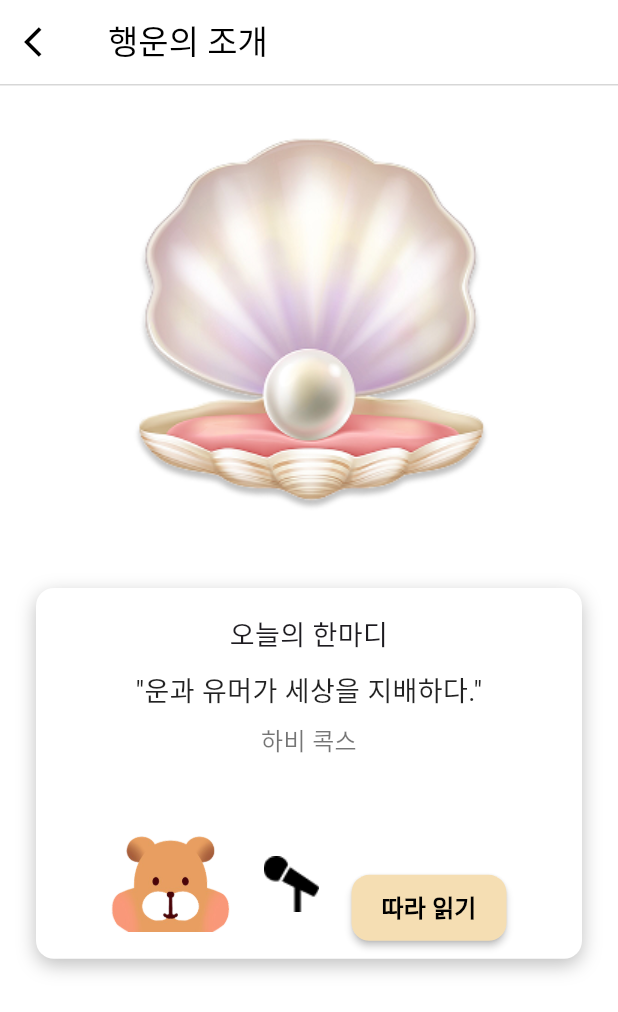
After one commit to Pairing-Buds/Buds, a Flutter app: the ShellScreen screen opened directly, on a phone screen of 412 x 824 dp. The commit adds this screen. Shown: the top 1012 px of the screen. Run offline on Flutter 3.47's test engine with Material 3 defaults, Android fonts, the phone set to English and light mode, and no system bars; our stand-ins replace dio, shared_preferences; accounts and stored records are empty.

Commit message:
Feat: 행운의조개 ui 초안

```diff
--- a/frontend/lib/screens/home/home_screen.dart
+++ b/frontend/lib/screens/home/home_screen.dart
@@ -1,4 +1,5 @@
 import 'package:flutter/material.dart';
+import 'package:buds/screens/home/widget/shell_screen.dart';
 
 class HomeScreen extends StatelessWidget {
   const HomeScreen({Key? key}) : super(key: key);
@@ -16,10 +17,10 @@ class HomeScreen extends StatelessWidget {
             ),
           ),
 
-          // 태양 아이콘 (music_active와 같은 줄, 왼쪽)
+          // 태양 아이콘
           Positioned(
             top: 40,
-            left: 20, // music_active보다 왼쪽으로 이동 (right 값 더 크게)
+            left: 20,
             child: GestureDetector(
               onTap: () {
                 // TODO: 태양 아이콘 눌렀을 때
@@ -59,16 +60,28 @@ class HomeScreen extends StatelessWidget {
             ),
           ),
 
-          // 조개 아이콘 (캐릭터 왼쪽에)
+          // 조개 아이콘 클릭시 shell_screen으로 이동
           Positioned(
-            top: MediaQuery.of(context).size.height * 0.65,
-            left: 40,
-            child: Image.asset(
-              'assets/icons/shell.png',
-              width: 80,
-              height: 80,
+            top: MediaQuery
+                .of(context)
+                .size
+                .height * 0.65, // 캐릭터보다 살짝 아래
+            left: 40, // 왼쪽에서 40px 띄움
+            child: GestureDetector(
+              onTap: () {
+                Navigator.push(
+                  context,
+                  MaterialPageRoute(builder: (context) => const ShellScreen()),
+                );
+              },
+              child: Image.asset(
+                'assets/icons/shell.png',
+                width: 80,
+                height: 80,
+              ),
             ),
           ),
+
 
           // 편지 아이콘
           Positioned(
--- /dev/null
+++ b/frontend/lib/screens/home/widget/shell_screen.dart
@@ -0,0 +1,171 @@
+import 'package:flutter/material.dart';
+
+class ShellScreen extends StatelessWidget {
+  const ShellScreen({super.key});
+
+  @override
+  Widget build(BuildContext context) {
+    return Scaffold(
+      backgroundColor: Colors.white,
+      appBar: AppBar(
+        backgroundColor: Colors.white,
+        elevation: 0,
+        leading: IconButton(
+          icon: const Icon(Icons.arrow_back_ios, color: Colors.black),
+          onPressed: () {
+            Navigator.pop(context);
+          },
+        ),
+        title: const Text(
+          '행운의 조개',
+          style: TextStyle(color: Colors.black),
+        ),
+      ),
+      body: Column(
+        children: [
+          // 회색 밑줄
+          Container(
+            height: 1,
+            color: const Color(0xFFD7D7D7),
+          ),
+
+          const SizedBox(height: 5),
+
+          // 조개 이미지
+          Image.asset(
+            'assets/icons/lucky_shell.png',
+            width: 310,
+            height: 310,
+          ),
+
+          const SizedBox(height: 20),
+
+          // 흰 박스
+          Padding(
+            padding: const EdgeInsets.symmetric(horizontal: 24.0),
+            child: Container(
+              width: double.infinity,
+              height: MediaQuery.of(context).size.height * 0.30,
+              decoration: BoxDecoration(
+                color: Colors.white,
+                borderRadius: BorderRadius.circular(12),
+                boxShadow: [
+                  BoxShadow(
+                    color: Colors.black.withOpacity(0.25),
+                    offset: const Offset(0, 4),
+                    blurRadius: 10.4,
+                    spreadRadius: 0,
+                  ),
+                ],
+              ),
+              child: Stack(
+                children: [
+                  // ✨ 글자 덩어리: 세로 위쪽, 가로 중앙 정렬
+                  Align(
+                    alignment: Alignment.topCenter,
+                    child: Padding(
+                      padding: const EdgeInsets.only(top: 18.0), // 위쪽에서 18 내려오기
+                      child: Column(
+                        mainAxisSize: MainAxisSize.min,
+                        crossAxisAlignment: CrossAxisAlignment.center, // 가로 중앙
+                        children: [
+                          const Text(
+                            '오늘의 한마디',
+                            style: TextStyle(
+                              fontSize: 18,
+                            ),
+                            textAlign: TextAlign.center,
+                          ),
+                          const SizedBox(height: 10),
+                          const Padding(
+                            padding: EdgeInsets.symmetric(horizontal: 18.0),
+                            child: Text(
+                              '"운과 유머가 세상을 지배하다."',
+                              style: TextStyle(
+                                fontSize: 18,
+                                color: Colors.black87,
+                              ),
+                              textAlign: TextAlign.center,
+                            ),
+                          ),
+                          const SizedBox(height: 8),
+                          const Text(
+                            '하비 콕스',
+                            style: TextStyle(
+                              fontSize: 16,
+                              color: Colors.black54,
+                            ),
+                            textAlign: TextAlign.center,
+                          ),
+                          const SizedBox(height: 20),
+                        ],
+                      ),
+                    ),
+                  ),
+
+                  // 박스 하단 아이콘 + 버튼
+                  Positioned(
+                    bottom: 10,
+                    left: 0,
+                    right: 0,
+                    child: Row(
+                      mainAxisAlignment: MainAxisAlignment.center,
+                      crossAxisAlignment: CrossAxisAlignment.end,
+                      children: [
+                        // 곰 아이콘
+                        Align(
+                          alignment: Alignment.bottomCenter,
+                          child: Image.asset(
+                            'assets/icons/shell_marmet.png',
+                            width: 80,
+                            height: 80,
+                          ),
+                        ),
+                        const SizedBox(width: 20),
+                        // 마이크 아이콘
+                        Align(
+                          alignment: Alignment.bottomCenter,
+                          child: Image.asset(
+                            'assets/icons/stand_mic.png',
+                            width: 40,
+                            height: 80, // mic 높이 80 고정
+                          ),
+                        ),
+                        const SizedBox(width: 20),
+                        // 따라 읽기 버튼
+                        Align(
+                          alignment: Alignment.bottomCenter,
+                          child: ElevatedButton(
+                            style: ElevatedButton.styleFrom(
+                              backgroundColor: const Color(0xFFF5DEB3), // 연한 베이지
+                              shape: RoundedRectangleBorder(
+                                borderRadius: BorderRadius.circular(12),
+                              ),
+                              padding: const EdgeInsets.symmetric(horizontal: 20, vertical: 10),
+                              elevation: 2,
+                            ),
+                            onPressed: () {
+                              // TODO: 따라 읽기 기능 추가
+                            },
+                            child: const Text(
+                              '따라 읽기',
+                              style: TextStyle(
+                                color: Colors.black,
+                                fontSize: 16,
+                                fontWeight: FontWeight.bold,
+                              ),
+                            ),
+                          ),
+                        ),
+                      ],
+                    ),
+                  ),
+                ],
+              ),
+            ),
+          ),
+        ],
+      ),
+    );
+  }
+}
--- a/frontend/lib/screens/login/login_main.dart
+++ b/frontend/lib/screens/login/login_main.dart
@@ -28,7 +28,7 @@ class LoginMainScreen extends StatelessWidget {
 
               const SizedBox(height: 20),
 
-              // ✅ 곰 캐릭터를 GestureDetector로 감싸기 (터치 가능)
+              // 곰 캐릭터 클릭시 home_screen으로 이동
               GestureDetector(
                 onTap: () {
                   // HomeScreen으로 이동
```
Also changed, not shown: frontend/assets/icons/lucky_shell.png (added), frontend/assets/icons/shell_marmet.png (added), frontend/assets/icons/stand_mic.png (added).
